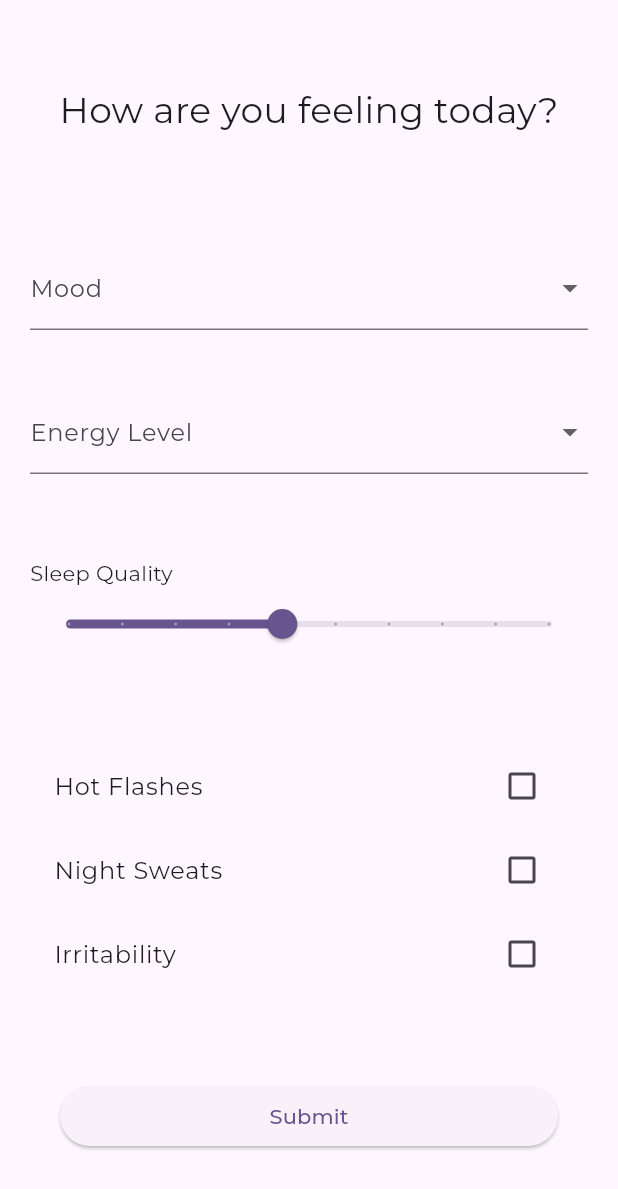
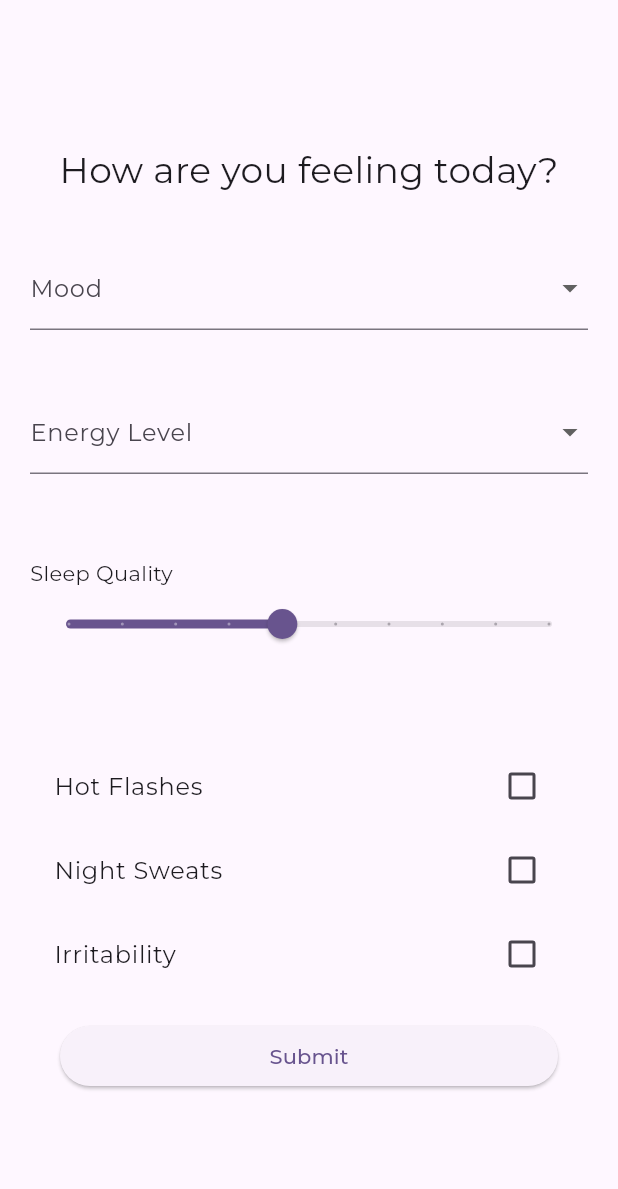
Before and after one commit to dartm05/SafetyApp, a Flutter app: the FormPage screen opened by its route, on a phone screen of 412 x 824 dp. Shown: the top 1189 px of the screen. Run offline on Flutter 3.47's test engine with Material 3 defaults, Android fonts, the phone set to English and light mode, and no system bars; our stand-ins replace go_router, google_fonts, shared_preferences; accounts and stored records are empty.

Commit message:
fix(form): Fix view overflow on mobile

```diff
--- a/lib/src/features/form/screens/form.dart
+++ b/lib/src/features/form/screens/form.dart
@@ -46,11 +46,10 @@ class _FormPageState extends State<FormPage> {
   Widget build(BuildContext context) {
     const sizedBox = SizedBox(height: 40);
     return Scaffold(
-      body: ListView(
-        shrinkWrap: true,
+      body: Column(
         children: [
           const Padding(
-            padding: EdgeInsets.symmetric(horizontal: 10.0),
+            padding: EdgeInsets.only(top: 40.0),
             child: Center(
               child: Text(
                 'How are you feeling today?',
@@ -62,7 +61,6 @@ class _FormPageState extends State<FormPage> {
             child: Column(
               mainAxisAlignment: MainAxisAlignment.center,
               children: [
-                sizedBox,
                 Padding(
                   padding:
                       const EdgeInsets.only(top: 34.0, left: 20.0, right: 20.0),
@@ -159,7 +157,6 @@ class _FormPageState extends State<FormPage> {
                               });
                             },
                           ),
-                          sizedBox,
                           Padding(
                             padding: const EdgeInsets.symmetric(
                                 vertical: 16.0, horizontal: 20),
```
Also changed, not shown: lib/src/features/chat/screens/chat.dart (+5 -3 lines), lib/src/features/home/widgets/nav_drawer.dart (+14 -4 lines).
